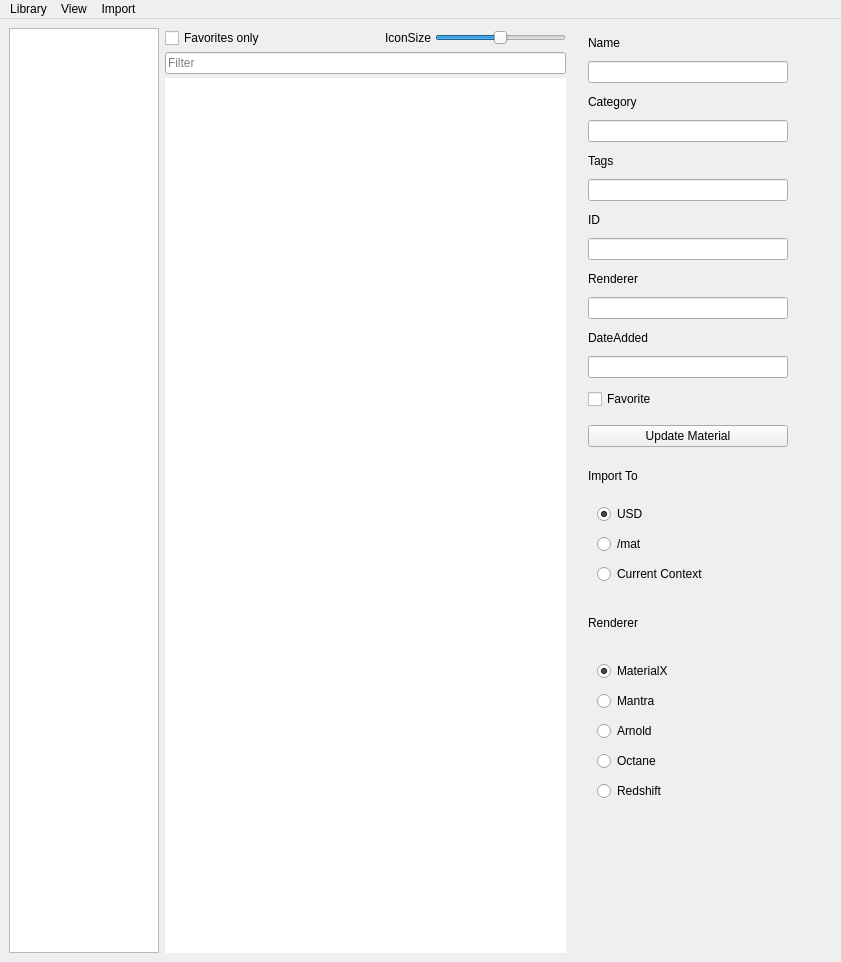
The window that python3.11libs/MatLib.ui (eglaubauf/egMatLib) describes before a commit, drawn with Qt 5.
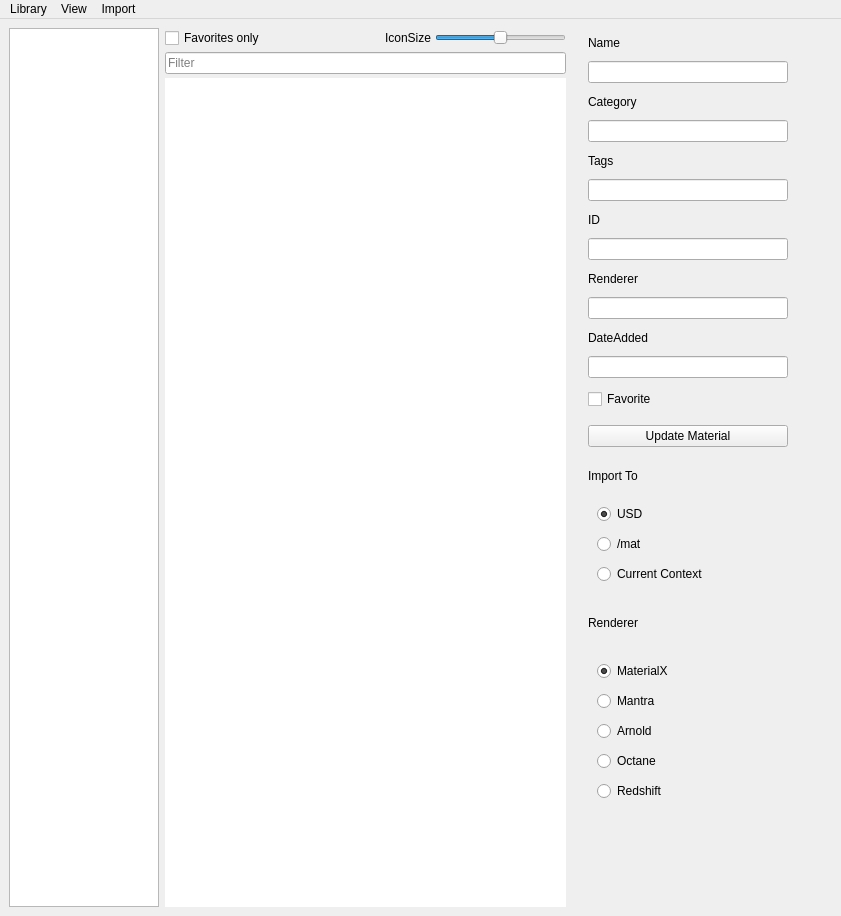
The same window after the commit.

```diff
--- a/python3.11libs/MatLib.ui
+++ b/python3.11libs/MatLib.ui
@@ -7,7 +7,7 @@
     <x>0</x>
     <y>0</y>
     <width>841</width>
-    <height>962</height>
+    <height>916</height>
    </rect>
   </property>
   <property name="sizePolicy">
@@ -307,7 +307,7 @@
               <x>0</x>
               <y>0</y>
               <width>220</width>
-              <height>908</height>
+              <height>831</height>
              </rect>
             </property>
             <property name="sizePolicy">
```
Left out of the diff: 9 changed lines with no effect on the pictures.
